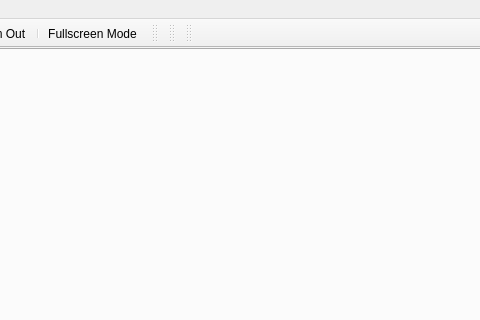
Before: the Qt Designer form qrgui/mainwindow/mainWindow.ui in qreal/qreal, drawn with Qt 5; both pictures show x 422 to 902 and y 0 to 320 of the 1188 by 641 pixel window.
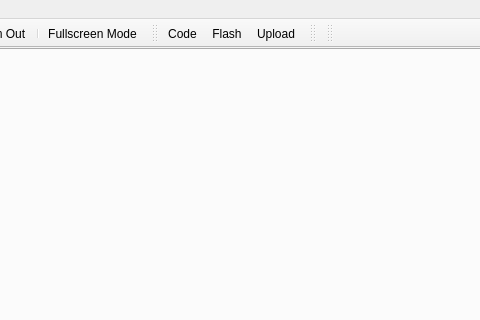
After: the same form once the commit is applied. Icons and pictures are not drawn. Custom widgets are drawn as their Qt base class.

Commit message: restored buttons to generate code and flash robot

```diff
--- a/qrgui/mainwindow/mainWindow.ui
+++ b/qrgui/mainwindow/mainWindow.ui
@@ -270,6 +270,9 @@
    <attribute name="toolBarBreak">
     <bool>false</bool>
    </attribute>
+   <addaction name="actionCode"/>
+   <addaction name="actionFlash_Robot"/>
+   <addaction name="actionUpload_Program"/>
   </widget>
   <widget class="QToolBar" name="parsersToolbar">
    <property name="windowTitle">
```
The commit also changes 1 other file.
